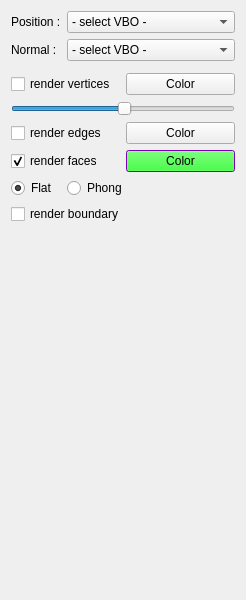
Old version of the form SCHNApps/Plugins/surface_render/forms/surface_render.ui in the repository cgogn/CGoGN.
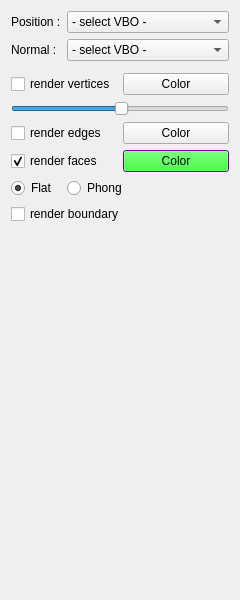
New version of the form.

```diff
--- a/SCHNApps/Plugins/surface_render/forms/surface_render.ui
+++ b/SCHNApps/Plugins/surface_render/forms/surface_render.ui
@@ -6,7 +6,7 @@
    <rect>
     <x>0</x>
     <y>0</y>
-    <width>246</width>
+    <width>240</width>
     <height>600</height>
    </rect>
   </property>
```
